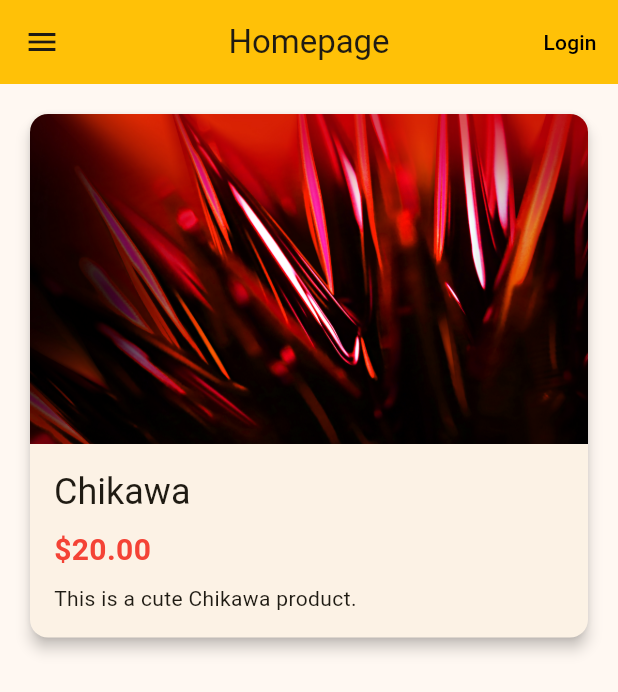
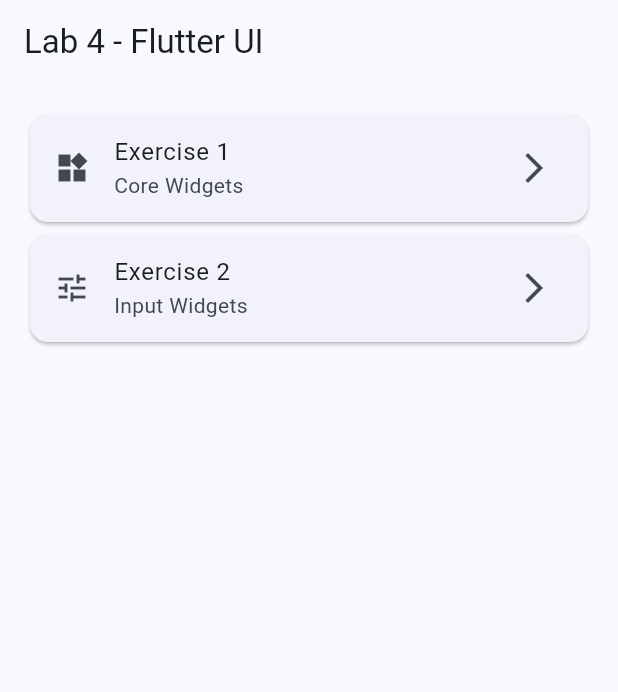
Before and after one commit to cuph7022/example_dart, a Flutter app: the screen it shows after launch, on a phone screen of 412 x 824 dp. Shown: the top 692 px of the screen. Run offline on Flutter 3.47's test engine with Material 3 defaults, Android fonts, the phone set to English and light mode, and no system bars.

Commit message:
feat: complete Lab 4 exercises 1 and 2

```diff
--- a/lib/data/models/Person.dart
+++ b/lib/data/models/Person.dart
@@ -1,24 +1,15 @@
 import 'student.dart';
 import 'teacher.dart';
 
-enum PersonType {
-  student,
-  teacher,
-}
+enum PersonType { student, teacher }
 
 class Person {
-  const Person({
-    required this.id,
-    required this.name,
-  });
+  const Person({required this.id, required this.name});
 
   final String id;
   final String name;
 
-  factory Person.create(
-      PersonType personType,
-      Map<String, dynamic> json,
-      ) {
+  factory Person.create(PersonType personType, Map<String, dynamic> json) {
     switch (personType) {
       case PersonType.student:
         return Student(
@@ -30,15 +21,12 @@ class Person {
         );
 
       case PersonType.teacher:
-        final subjects =
-            json['subjects'] as List<dynamic>? ?? const [];
+        final subjects = json['subjects'] as List<dynamic>? ?? const [];
 
         return Teacher(
           id: json['id'] as String,
           name: json['name'] as String,
-          subjects: subjects
-              .map((subject) => subject.toString())
-              .toList(),
+          subjects: subjects.map((subject) => subject.toString()).toList(),
         );
     }
   }
--- a/lib/main.dart
+++ b/lib/main.dart
@@ -1,26 +1,73 @@
 import 'package:flutter/material.dart';
 
-import 'screens/homepage.dart';
+import 'lab4/core_widgets_demo.dart';
+import 'lab4/input_controls_demo.dart';
 
 void main() {
-  runApp(const MyApp());
+  runApp(const Lab4App());
 }
 
-class MyApp extends StatelessWidget {
-  const MyApp({super.key});
+class Lab4App extends StatelessWidget {
+  const Lab4App({super.key});
 
   @override
   Widget build(BuildContext context) {
     return MaterialApp(
       debugShowCheckedModeBanner: false,
-      title: 'Product App',
+      title: 'Lab 4',
       theme: ThemeData(
-        colorScheme: ColorScheme.fromSeed(
-          seedColor: Colors.amber,
-        ),
+        colorScheme: ColorScheme.fromSeed(seedColor: Colors.blue),
         useMaterial3: true,
       ),
-      home: const Homepage(),
+      home: const Lab4Home(),
     );
   }
 }
+
+class Lab4Home extends StatelessWidget {
+  const Lab4Home({super.key});
+
+  @override
+  Widget build(BuildContext context) {
+    return Scaffold(
+      appBar: AppBar(title: const Text('Lab 4 - Flutter UI')),
+      body: ListView(
+        padding: const EdgeInsets.all(16),
+        children: [
+          Card(
+            child: ListTile(
+              leading: const Icon(Icons.widgets),
+              title: const Text('Exercise 1'),
+              subtitle: const Text('Core Widgets'),
+              trailing: const Icon(Icons.arrow_forward_ios),
+              onTap: () {
+                Navigator.push(
+                  context,
+                  MaterialPageRoute(
+                    builder: (context) => const CoreWidgetsDemo(),
+                  ),
+                );
+              },
+            ),
+          ),
+          Card(
+            child: ListTile(
+              leading: const Icon(Icons.tune),
+              title: const Text('Exercise 2'),
+              subtitle: const Text('Input Widgets'),
+              trailing: const Icon(Icons.arrow_forward_ios),
+              onTap: () {
+                Navigator.push(
+                  context,
+                  MaterialPageRoute(
+                    builder: (context) => const InputControlsDemo(),
+                  ),
+                );
+              },
+            ),
+          ),
+        ],
+      ),
+    );
+  }
+}
--- a/lib/widgets/product_widget.dart
+++ b/lib/widgets/product_widget.dart
@@ -3,10 +3,7 @@ import 'package:flutter/material.dart';
 import '../data/models/product.dart';
 
 class ProductWidget extends StatelessWidget {
-  const ProductWidget({
-    super.key,
-    required this.product,
-  });
+  const ProductWidget({super.key, required this.product});
 
   final Product product;
 
```
Also changed, not shown: lib/lab4/core_widgets_demo.dart (added, +74 -0 lines), lib/lab4/input_controls_demo.dart (added, +152 -0 lines), lib/screens/homepage.dart (+2 -8 lines), lib/data/models/Student.dart (line endings or trailing spaces), lib/data/models/Teacher.dart (line endings or trailing spaces), lib/data/models/product.dart (line endings or trailing spaces), 1 other file.
